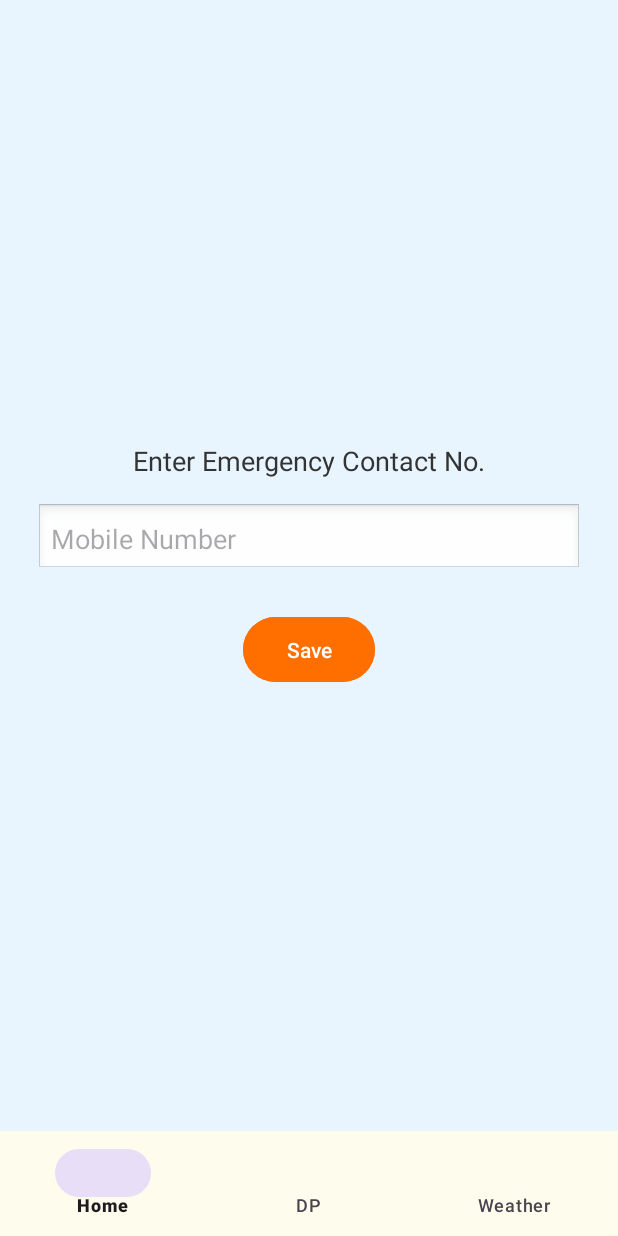
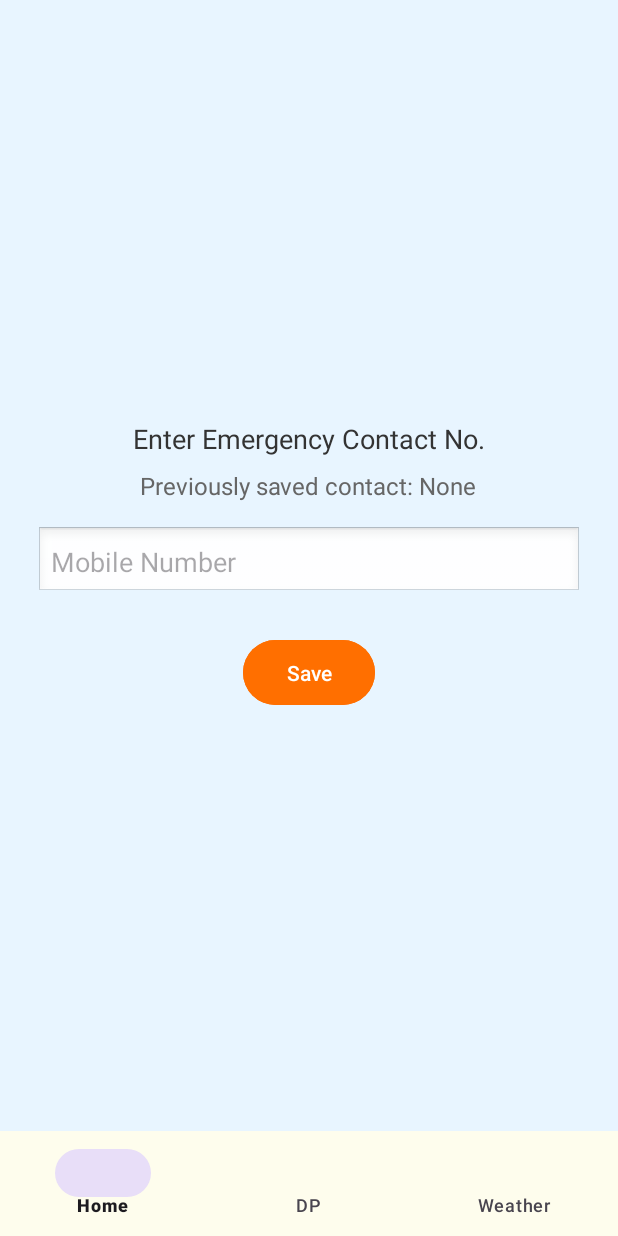
Before and after one commit to dayam8696/DiaHeart, an Android app: the EmergencyDetailsFragment screen opened through its navigation route, on a phone screen of 412 x 824 dp. Run offline under Robolectric (Android 15) with nearby library versions, the phone set to English and light mode, and no system bars; our stand-ins replace navigation-ui.

Commit message:
modified emergency contact

```diff
--- a/app/src/main/java/com/example/diaheart/ui/fragment/EmergencyDetailsFragment.kt
+++ b/app/src/main/java/com/example/diaheart/ui/fragment/EmergencyDetailsFragment.kt
@@ -30,7 +30,6 @@ class EmergencyDetailsFragment : BaseFragment() {
         // Set click listener for the Save button
         binding.btnSave.setOnClickListener {
             saveMobileNumber()
-
         }
 
         // Return the root view after all setup is complete
@@ -42,18 +41,24 @@ class EmergencyDetailsFragment : BaseFragment() {
 
         if (mobileNumber.isNotEmpty()) {
             sharedPreferenceManager.saveMobileNumber(mobileNumber)
-            // Show confirmation toast
             Toast.makeText(requireContext(), "Mobile number saved!", Toast.LENGTH_LONG).show()
             Log.d("EmergencyDetailsFragment", "Mobile number saved: $mobileNumber")
+            // Update the saved contact TextView with the new number
+            binding.tvSavedContact.text = "Previously saved contact: $mobileNumber"
         } else {
-            // Show error toast
             Toast.makeText(requireContext(), "Please enter a mobile number", Toast.LENGTH_LONG).show()
         }
     }
 
-    // Method to load the mobile number using SharedPreferenceManager
     private fun loadMobileNumber() {
         val savedNumber = sharedPreferenceManager.getMobileNumber()
-        binding.etMobileNumber.setText(savedNumber)
+//        binding.etMobileNumber.setText(savedNumber)
+
+        // Set the saved contact in the TextView
+        if (savedNumber.isNullOrEmpty()) {
+            binding.tvSavedContact.text = "Previously saved contact: None"
+        } else {
+            binding.tvSavedContact.text = "Previously saved contact: $savedNumber"
+        }
     }
 }
--- a/app/src/main/res/layout/emergency_details_fragment.xml
+++ b/app/src/main/res/layout/emergency_details_fragment.xml
@@ -14,6 +14,16 @@
         android:text="Enter Emergency Contact No."
         android:textSize="18sp"
         android:textColor="#333333"
+        android:layout_marginBottom="8dp" />
+
+    <!-- TextView to Display Previously Saved Mobile Number -->
+    <TextView
+        android:id="@+id/tvSavedContact"
+        android:layout_width="wrap_content"
+        android:layout_height="wrap_content"
+        android:text="Previously saved contact: None"
+        android:textSize="16sp"
+        android:textColor="#666666"
         android:layout_marginBottom="16dp" />
 
     <!-- EditText for Mobile Number Input -->
```
Also changed, not shown: app/src/main/java/com/example/diaheart/ui/fragment/DiabetiesResultScreenFragment.kt (+21 -10 lines).
